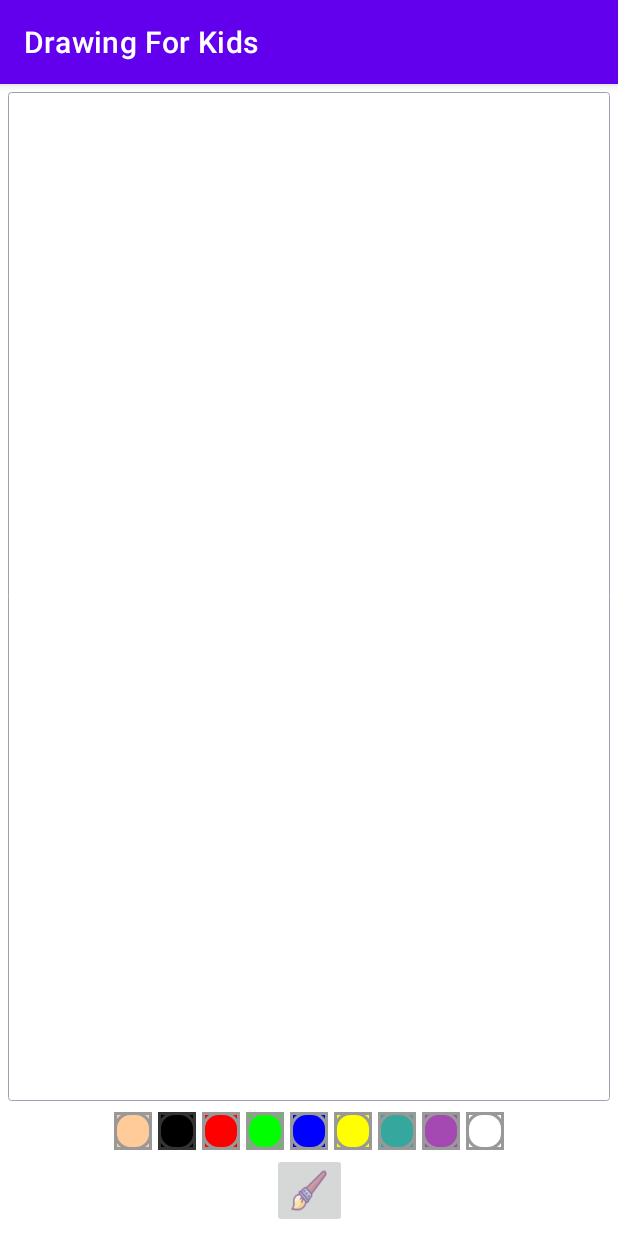
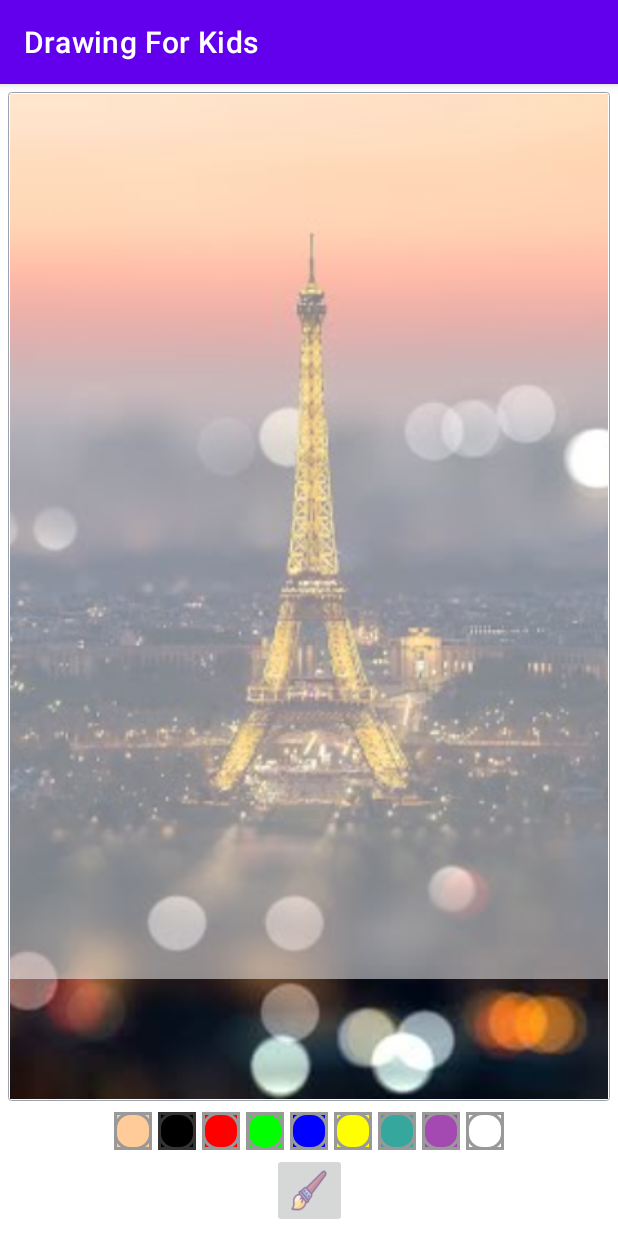
Before and after one commit to brandonicoll/Drawing-For-Kids, an Android app: the screen it shows after launch (MainActivity), on a phone screen of 412 x 824 dp. Run offline under Robolectric (Android 15) with nearby library versions, the phone set to English and light mode, and no system bars.

```diff
--- a/app/src/main/res/layout/activity_main.xml
+++ b/app/src/main/res/layout/activity_main.xml
@@ -6,17 +6,37 @@
     android:layout_height="match_parent"
     tools:context=".MainActivity">
 
-    <com.example.drawingforkids.DrawingView
-        android:id="@+id/drawing_view"
+    <FrameLayout
+        android:id="@+id/fl_drawing_view_container"
         android:layout_width="0dp"
         android:layout_height="0dp"
         android:layout_margin="5dp"
-        android:layout_marginBottom="80dp"
+        android:padding="1dp"
         android:background="@drawable/background_drawing_view_layout"
         app:layout_constraintTop_toTopOf="parent"
         app:layout_constraintLeft_toLeftOf="parent"
         app:layout_constraintRight_toRightOf="parent"
-        app:layout_constraintBottom_toTopOf="@+id/ll_paint_colors"/>
+        app:layout_constraintBottom_toTopOf="@+id/ll_paint_colors">
+
+        <ImageView
+            android:id="@+id/iv_background"
+            android:scaleType="centerCrop"
+            android:contentDescription="background_image"
+            android:layout_width="match_parent"
+            android:layout_height="match_parent"
+            android:src="@drawable/image"/>
+
+        <com.example.drawingforkids.DrawingView
+            android:id="@+id/drawing_view"
+            android:layout_width="match_parent"
+            android:layout_height="match_parent"
+            android:layout_marginBottom="80dp"
+            android:background="#80FFFFFF"
+            />
+
+    </FrameLayout>
+
+
 
     <LinearLayout
         android:id="@+id/ll_paint_colors"
@@ -26,7 +46,7 @@
         app:layout_constraintBottom_toTopOf="@id/ib_brush"
         app:layout_constraintLeft_toLeftOf="parent"
         app:layout_constraintRight_toRightOf="parent"
-        app:layout_constraintTop_toBottomOf="@id/drawing_view">
+        app:layout_constraintTop_toBottomOf="@id/fl_drawing_view_container">
 
         <ImageButton
             android:layout_width="25dp"
```
Also changed, not shown: app/src/main/res/drawable/image.jpg (added).
